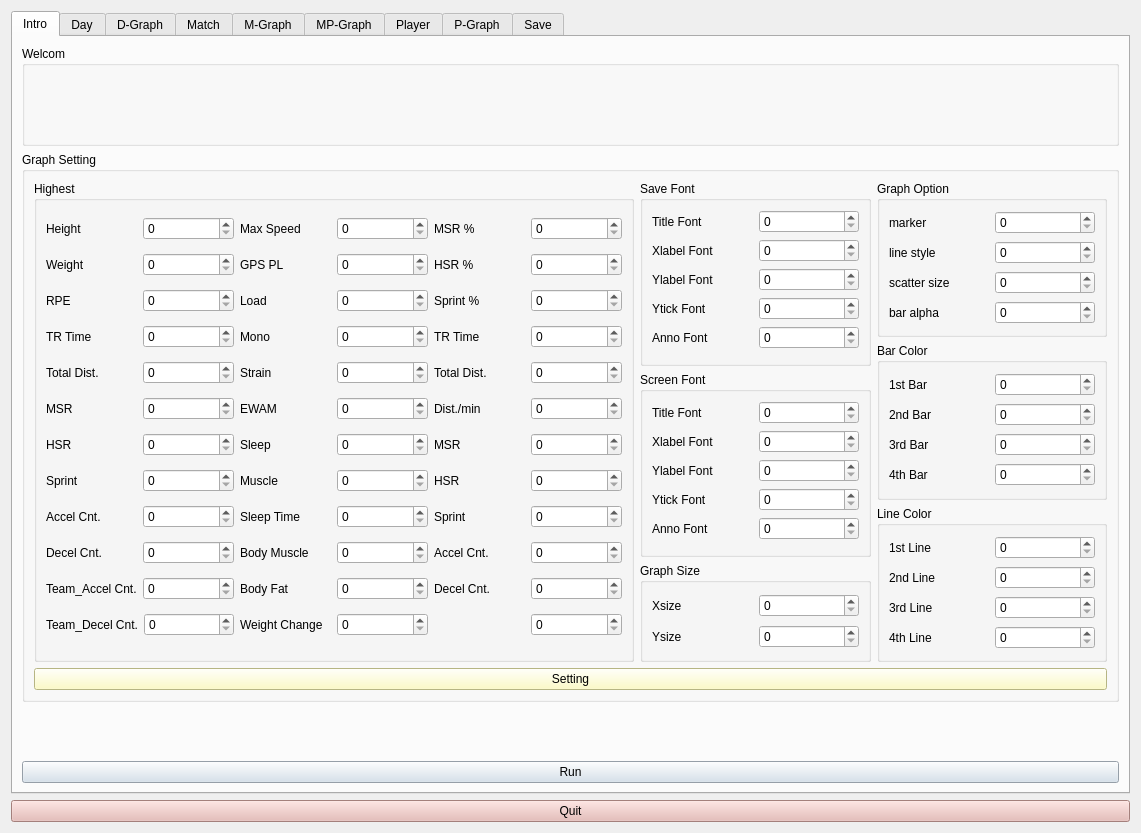
Above: uiFiles/physico_main.ui from sseungyong/physico_project before the change. Below: the same form after it.
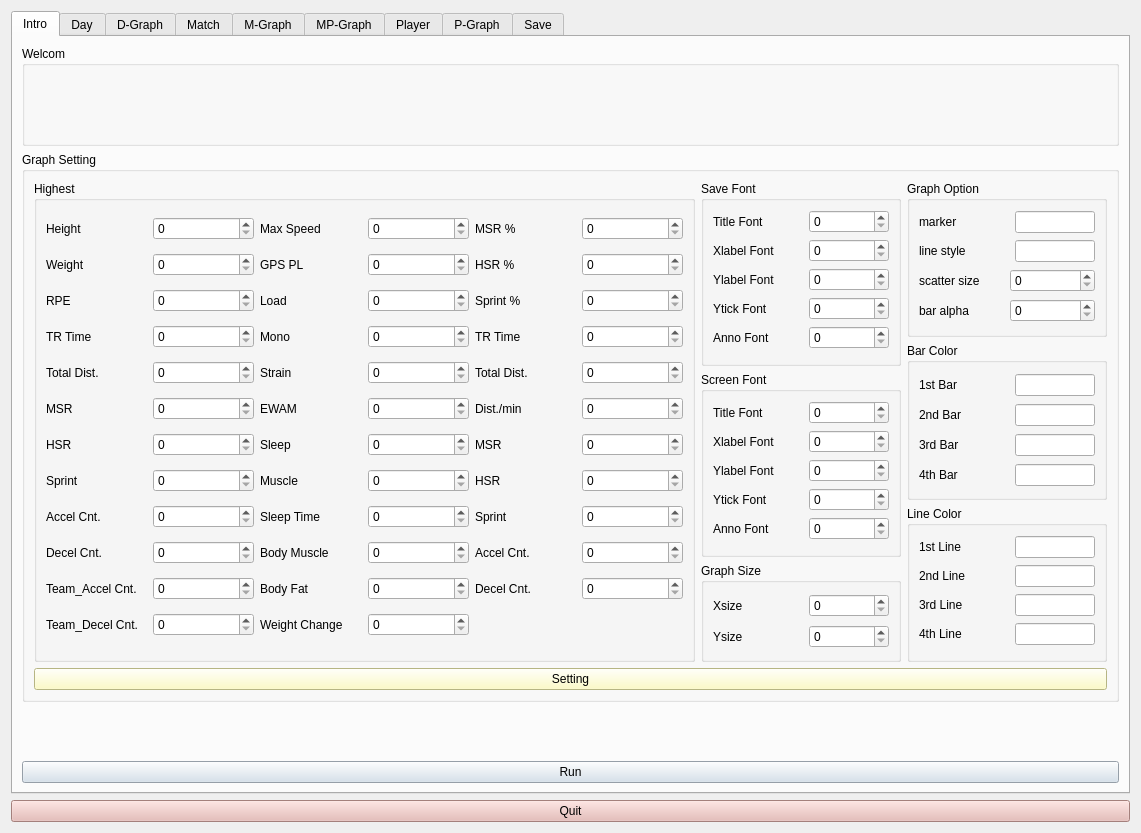
That is the form after the change. Icons and pictures are not drawn.

Commit message: added max speed graph

Patch:
```diff
--- a/uiFiles/physico_main.ui
+++ b/uiFiles/physico_main.ui
@@ -599,9 +599,6 @@
                    </property>
                   </widget>
                  </item>
-                 <item>
-                  <widget class="QSpinBox" name="spinBox_31"/>
-                 </item>
                 </layout>
                </item>
               </layout>
@@ -617,6 +614,12 @@
                   <height>185</height>
                  </size>
                 </property>
+                <property name="maximumSize">
+                 <size>
+                  <width>200</width>
+                  <height>16777215</height>
+                 </size>
+                </property>
                 <property name="title">
                  <string>Save Font</string>
                 </property>
@@ -631,7 +634,20 @@
                     </widget>
                    </item>
                    <item>
-                    <widget class="QSpinBox" name="spinBox_38"/>
+                    <widget class="QSpinBox" name="saveTitleFont">
+                     <property name="minimumSize">
+                      <size>
+                       <width>70</width>
+                       <height>0</height>
+                      </size>
+                     </property>
+                     <property name="maximumSize">
+                      <size>
+                       <width>80</width>
+                       <height>16777215</height>
+                      </size>
+                     </property>
+                    </widget>
                    </item>
                   </layout>
                  </item>
@@ -645,7 +661,20 @@
                     </widget>
                    </item>
                    <item>
-                    <widget class="QSpinBox" name="spinBox_39"/>
+                    <widget class="QSpinBox" name="saveXlabelFont">
+                     <property name="minimumSize">
+                      <size>
+                       <width>70</width>
+                       <height>0</height>
+                      </size>
+                     </property>
+                     <property name="maximumSize">
+                      <size>
+                       <width>80</width>
+                       <height>16777215</height>
+                      </size>
+                     </property>
+                    </widget>
                    </item>
                   </layout>
                  </item>
@@ -659,7 +688,20 @@
                     </widget>
                    </item>
                    <item>
-                    <widget class="QSpinBox" name="spinBox_40"/>
+                    <widget class="QSpinBox" name="saveYlabelFont">
+                     <property name="minimumSize">
+                      <size>
+                       <width>70</width>
+                       <height>0</height>
+                      </size>
+                     </property>
+                     <property name="maximumSize">
+                      <size>
+                       <width>80</width>
+                       <height>16777215</height>
+                      </size>
+                     </property>
+                    </widget>
                    </item>
                   </layout>
                  </item>
@@ -673,7 +715,20 @@
                     </widget>
                    </item>
                    <item>
-                    <widget class="QSpinBox" name="spinBox_42"/>
+                    <widget class="QSpinBox" name="saveYtickFont">
+                     <property name="minimumSize">
+                      <size>
+                       <width>70</width>
+                       <height>0</height>
+                      </size>
+                     </property>
+                     <property name="maximumSize">
+                      <size>
+                       <width>80</width>
+                       <height>16777215</height>
+                      </size>
+                     </property>
+                    </widget>
                    </item>
                   </layout>
                  </item>
@@ -687,7 +742,20 @@
                     </widget>
                    </item>
                    <item>
-                    <widget class="QSpinBox" name="spinBox_41"/>
+                    <widget class="QSpinBox" name="saveAnnoFont">
+                     <property name="minimumSize">
+                      <size>
+                       <width>70</width>
+                       <height>0</height>
+                      </size>
+                     </property>
+                     <property name="maximumSize">
+                      <size>
+                       <width>80</width>
+                       <height>16777215</height>
+                      </size>
+                     </property>
+                    </widget>
                    </item>
                   </layout>
                  </item>
@@ -702,6 +770,12 @@
                   <height>185</height>
                  </size>
                 </property>
+                <property name="maximumSize">
+                 <size>
+                  <width>200</width>
+                  <height>16777215</height>
+                 </size>
+                </property>
                 <property name="title">
                  <string>Screen Font</string>
                 </property>
@@ -716,7 +790,20 @@
                     </widget>
                    </item>
                    <item>
-                    <widget class="QSpinBox" name="spinBox_44"/>
+                    <widget class="QSpinBox" name="screenTitleFont">
+                     <property name="minimumSize">
+                      <size>
+                       <width>70</width>
+                       <height>0</height>
+                      </size>
+                     </property>
+                     <property name="maximumSize">
+                      <size>
+                       <width>80</width>
+                       <height>16777215</height>
+                      </size>
+                     </property>
+                    </widget>
                    </item>
                   </layout>
                  </item>
@@ -730,7 +817,20 @@
                     </widget>
                    </item>
                    <item>
-                    <widget class="QSpinBox" name="spinBox_47"/>
+                    <widget class="QSpinBox" name="screenXlavelFont">
+                     <property name="minimumSize">
+                      <size>
+                       <width>70</width>
+                       <height>0</height>
+                      </size>
+                     </property>
+                     <property name="maximumSize">
+                      <size>
+                       <width>80</width>
+                       <height>16777215</height>
+                      </size>
+                     </property>
+                    </widget>
                    </item>
                   </layout>
                  </item>
@@ -744,7 +844,20 @@
                     </widget>
                    </item>
                    <item>
-                    <widget class="QSpinBox" name="spinBox_43"/>
+                    <widget class="QSpinBox" name="screenYlabelFont">
+                     <property name="minimumSize">
+                      <size>
+                       <width>70</width>
+                       <height>0</height>
+                      </size>
+                     </property>
+                     <property name="maximumSize">
+                      <size>
+                       <width>80</width>
+                       <height>16777215</height>
+                      </size>
+                     </property>
+                    </widget>
                    </item>
                   </layout>
                  </item>
@@ -758,7 +871,20 @@
                     </widget>
                    </item>
                    <item>
-                    <widget class="QSpinBox" name="spinBox_45"/>
+                    <widget class="QSpinBox" name="screenYticFont">
+                     <property name="minimumSize">
+                      <size>
+                       <width>70</width>
+                       <height>0</height>
+                      </size>
+                     </property>
+                     <property name="maximumSize">
+                      <size>
+                       <width>80</width>
+                       <height>16777215</height>
+                      </size>
+                     </property>
+                    </widget>
                    </item>
                   </layout>
                  </item>
@@ -772,7 +898,20 @@
                     </widget>
                    </item>
                    <item>
-                    <widget class="QSpinBox" name="spinBox_46"/>
+                    <widget class="QSpinBox" name="screenAnnoFont">
+                     <property name="minimumSize">
+                      <size>
+                       <width>70</width>
+                       <height>0</height>
+                      </size>
+                     </property>
+                     <property name="maximumSize">
+                      <size>
+                       <width>80</width>
+                       <height>16777215</height>
+                      </size>
+                     </property>
+                    </widget>
                    </item>
                   </layout>
                  </item>
@@ -781,6 +920,12 @@
               </item>
               <item>
                <widget class="QGroupBox" name="groupBox_6">
+                <property name="maximumSize">
+                 <size>
+                  <width>200</width>
+                  <height>16777215</height>
+                 </size>
+                </property>
                 <property name="title">
                  <string>Graph Size</string>
                 </property>
@@ -795,7 +940,20 @@
                     </widget>
                    </item>
                    <item>
-                    <widget class="QSpinBox" name="spinBox_48"/>
+                    <widget class="QSpinBox" name="spinXsize">
+                     <property name="minimumSize">
+                      <size>
+                       <width>70</width>
+                       <height>0</height>
+                      </size>
+                     </property>
+                     <property name="maximumSize">
+                      <size>
+                       <width>80</width>
+                       <height>16777215</height>
+                      </size>
+                     </property>
+                    </widget>
                    </item>
                   </layout>
                  </item>
@@ -809,7 +967,20 @@
                     </widget>
                    </item>
                    <item>
-                    <widget class="QSpinBox" name="spinBox_49"/>
+                    <widget class="QSpinBox" name="spinYsize">
+                     <property name="minimumSize">
+                      <size>
+                       <width>70</width>
+                       <height>0</height>
+                      </size>
+                     </property>
+                     <property name="maximumSize">
+                      <size>
+                       <width>80</width>
+                       <height>16777215</height>
+                      </size>
+                     </property>
+                    </widget>
                    </item>
                   </layout>
                  </item>
@@ -822,6 +993,12 @@
              <layout class="QVBoxLayout" name="verticalLayout_42">
               <item>
                <widget class="QGroupBox" name="groupBox_9">
+                <property name="maximumSize">
+                 <size>
+                  <width>200</width>
+                  <height>16777215</height>
+                 </size>
+                </property>
                 <property name="title">
                  <string>Graph Option</string>
                 </property>
@@ -836,7 +1013,14 @@
                     </widget>
                    </item>
                    <item>
-                    <widget class="QSpinBox" name="spinBox_51"/>
+                    <widget class="QLineEdit" name="markerStyle">
+                     <property name="maximumSize">
+                      <size>
+                       <width>80</width>
+                       <height>16777215</height>
+                      </size>
+                     </property>
+                    </widget>
                    </item>
                   </layout>
                  </item>
@@ -850,7 +1034,14 @@
                     </widget>
                    </item>
                    <item>
-                    <widget class="QSpinBox" name="spinBox_53"/>
+                    <widget class="QLineEdit" name="lineStyle">
+                     <property name="maximumSize">
+                      <size>
+                       <width>80</width>
+                       <height>16777215</height>
+                      </size>
+                     </property>
+                    </widget>
                    </item>
                   </layout>
                  </item>
@@ -887,6 +1078,12 @@
               </item>
               <item>
                <widget class="QGroupBox" name="groupBox_10">
+                <property name="maximumSize">
+                 <size>
+                  <width>200</width>
+                  <height>16777215</height>
+                 </size>
+                </property>
                 <property name="title">
                  <string>Bar Color</string>
                 </property>
@@ -901,7 +1098,14 @@
                     </widget>
                    </item>
                    <item>
-                    <widget class="QSpinBox" name="spinBox_55"/>
+                    <widget class="QLineEdit" name="barColor1">
+                     <property name="maximumSize">
+                      <size>
+                       <width>80</width>
+                       <height>16777215</height>
+                      </size>
+                     </property>
+                    </widget>
                    </item>
                   </layout>
                  </item>
@@ -915,7 +1119,14 @@
                     </widget>
                    </item>
                    <item>
-                    <widget class="QSpinBox" name="spinBox_57"/>
+                    <widget class="QLineEdit" name="barColor2">
+                     <property name="maximumSize">
+                      <size>
+                       <width>80</width>
+                       <height>16777215</height>
+                      </size>
+                     </property>
+                    </widget>
                    </item>
                   </layout>
                  </item>
@@ -929,7 +1140,14 @@
                     </widget>
                    </item>
                    <item>
-                    <widget class="QSpinBox" name="spinBox_54"/>
+                    <widget class="QLineEdit" name="barColor3">
+                     <property name="maximumSize">
+                      <size>
+                       <width>80</width>
+                       <height>16777215</height>
+                      </size>
+                     </property>
+                    </widget>
                    </item>
                   </layout>
                  </item>
@@ -943,7 +1161,14 @@
                     </widget>
                    </item>
                    <item>
-                    <widget class="QSpinBox" name="spinBox_56"/>
+                    <widget class="QLineEdit" name="barColor4">
+                     <property name="maximumSize">
+                      <size>
+                       <width>80</width>
+                       <height>16777215</height>
+                      </size>
+                     </property>
+                    </widget>
                    </item>
                   </layout>
                  </item>
@@ -952,6 +1177,12 @@
               </item>
               <item>
                <widget class="QGroupBox" name="groupBox_11">
+                <property name="maximumSize">
+                 <size>
+                  <width>200</width>
+                  <height>16777215</height>
+                 </size>
+                </property>
                 <property name="title">
                  <string>Line Color</string>
                 </property>
@@ -966,7 +1197,14 @@
                     </widget>
                    </item>
                    <item>
-                    <widget class="QSpinBox" name="spinBox_59"/>
+                    <widget class="QLineEdit" name="lineColor1">
+                     <property name="maximumSize">
+                      <size>
+                       <width>80</width>
+                       <height>16777215</height>
+                      </size>
+                     </property>
+                    </widget>
                    </item>
                   </layout>
                  </item>
@@ -980,7 +1218,14 @@
                     </widget>
                    </item>
                    <item>
-                    <widget class="QSpinBox" name="spinBox_61"/>
+                    <widget class="QLineEdit" name="lineColor2">
+                     <property name="maximumSize">
+                      <size>
+                       <width>80</width>
+                       <height>16777215</height>
+                      </size>
+                     </property>
+                    </widget>
                    </item>
                   </layout>
                  </item>
@@ -994,7 +1239,14 @@
                     </widget>
                    </item>
                    <item>
-                    <widget class="QSpinBox" name="spinBox_58"/>
+                    <widget class="QLineEdit" name="lineColor3">
+                     <property name="maximumSize">
+                      <size>
+                       <width>80</width>
+                       <height>16777215</height>
+                      </size>
+                     </property>
+                    </widget>
                    </item>
                   </layout>
                  </item>
@@ -1008,7 +1260,14 @@
                     </widget>
                    </item>
                    <item>
-                    <widget class="QSpinBox" name="spinBox_60"/>
+                    <widget class="QLineEdit" name="lineColor4">
+                     <property name="maximumSize">
+                      <size>
+                       <width>80</width>
+                       <height>16777215</height>
+                      </size>
+                     </property>
+                    </widget>
                    </item>
                   </layout>
                  </item>
```
Left out of the diff: 85 changed lines with no effect on the pictures. The commit also changes 2 other files.
